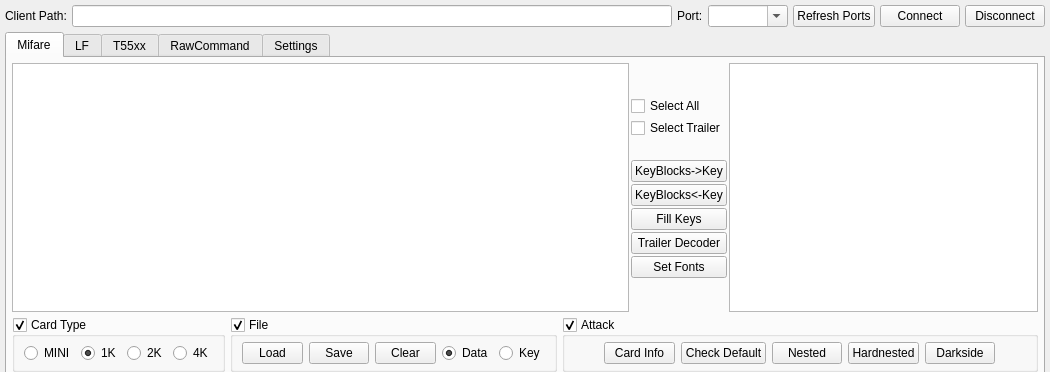
Qt form ui/mainwindow.ui (wh201906/Proxmark3GUI) before a commit; both pictures show x 0 to 1050 and y 0 to 372 of the 1050 by 700 pixel window.
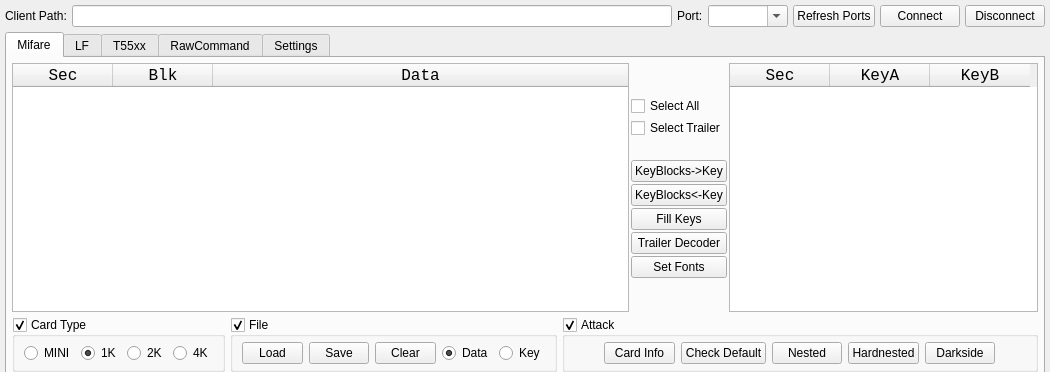
The same form after that commit. The open tabs and pages were chosen to show the change.

Diff of the .ui file:
```diff
--- a/ui/mainwindow.ui
+++ b/ui/mainwindow.ui
@@ -198,6 +198,21 @@
             <attribute name="verticalHeaderDefaultSectionSize">
              <number>20</number>
             </attribute>
+            <column>
+             <property name="text">
+              <string>Sec</string>
+             </property>
+            </column>
+            <column>
+             <property name="text">
+              <string>Blk</string>
+             </property>
+            </column>
+            <column>
+             <property name="text">
+              <string>Data</string>
+             </property>
+            </column>
            </widget>
           </item>
           <item>
@@ -360,6 +375,21 @@
             <attribute name="verticalHeaderDefaultSectionSize">
              <number>20</number>
             </attribute>
+            <column>
+             <property name="text">
+              <string>Sec</string>
+             </property>
+            </column>
+            <column>
+             <property name="text">
+              <string>KeyA</string>
+             </property>
+            </column>
+            <column>
+             <property name="text">
+              <string>KeyB</string>
+             </property>
+            </column>
            </widget>
           </item>
          </layout>
```
